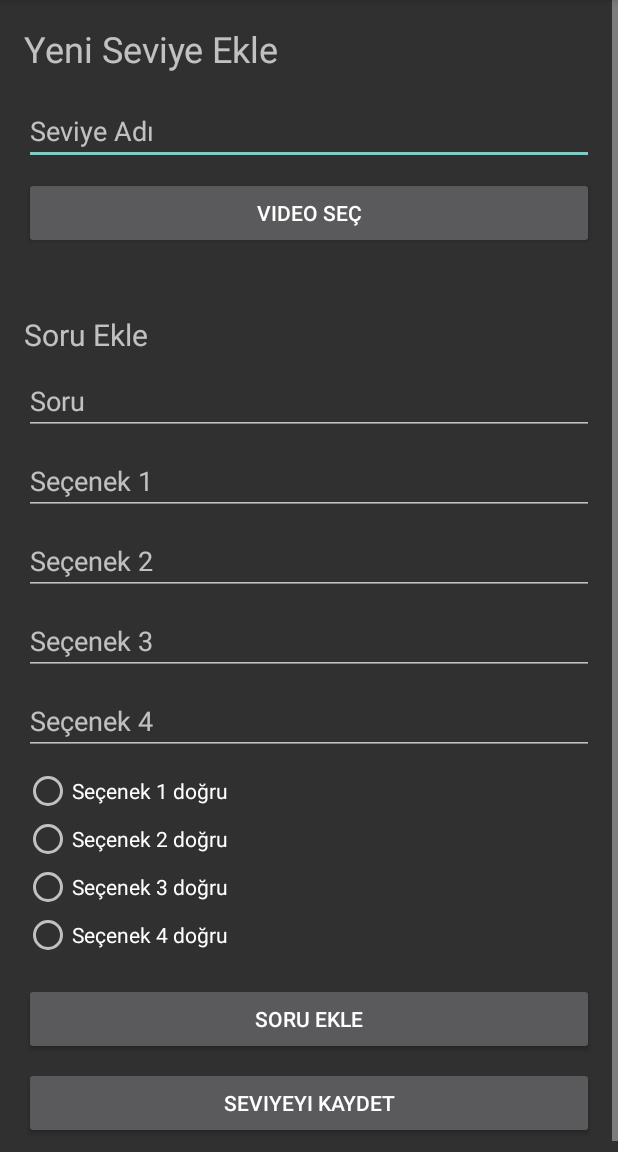
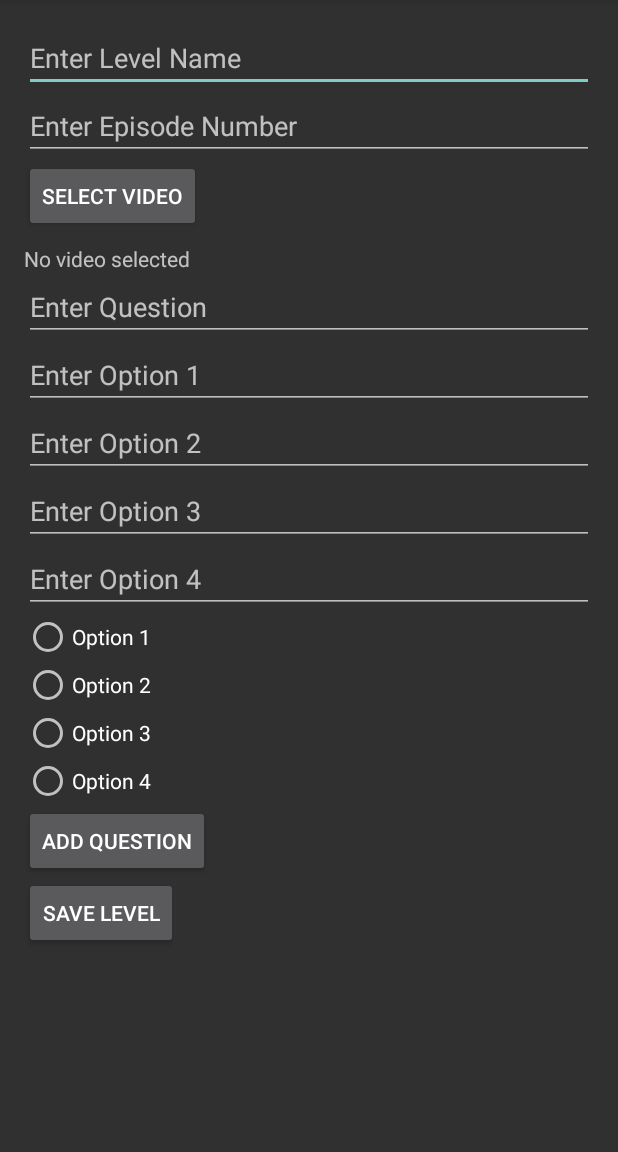
Before and after one commit to Darkphoneix/nous, an Android app: the AdminActivity screen opened directly, with no data from a screen before it, on a phone screen of 412 x 824 dp, the part 84-1236 px from its top. Run offline under Robolectric (Android 15) with nearby library versions, the phone set to English and light mode, and no system bars.

Commit message:
hatalar düzeltildi

```diff
--- a/app/src/main/java/com/example/nous/AdminActivity.kt
+++ b/app/src/main/java/com/example/nous/AdminActivity.kt
@@ -22,6 +22,57 @@ class AdminActivity : AppCompatActivity() {
 
     private var selectedVideoUri: Uri? = null
     private val questions = mutableListOf<Question>()
+    companion object {
+        private const val PICK_VIDEO_REQUEST = 1 // Unique request code for video selection
+    }
+
+    private fun addQuestion() {
+        val questionText = questionInput.text.toString()
+        val options = optionInputs.map { it.text.toString() }
+        val correctIndex = correctAnswerGroup.indexOfChild(
+            findViewById(correctAnswerGroup.checkedRadioButtonId)
+        )
+
+        if (questionText.isBlank() || options.any { it.isBlank() } || correctIndex == -1) {
+            Toast.makeText(this, "Fill all fields", Toast.LENGTH_SHORT).show()
+            return
+        }
+
+        questions.add(
+            Question(
+                id = questions.size,
+                question = questionText,
+                options = options,
+                correctIndex = correctIndex,
+                levelId = 0 // Temporary level ID
+            )
+        )
+
+        // Clear inputs
+        questionInput.text.clear()
+        optionInputs.forEach { it.text.clear() }
+        correctAnswerGroup.clearCheck()
+
+        Toast.makeText(this, "Question added", Toast.LENGTH_SHORT).show()
+    }
+
+    private fun setupClickListeners() {
+        selectVideoButton.setOnClickListener {
+            val intent = Intent().apply {
+                type = "video/*"
+                action = Intent.ACTION_GET_CONTENT
+            }
+            startActivityForResult(Intent.createChooser(intent, "Select Video"), PICK_VIDEO_REQUEST)
+        }
+
+        addQuestionButton.setOnClickListener {
+            addQuestion()
+        }
+
+        saveLevelButton.setOnClickListener {
+            saveLevel()
+        }
+    }
 
     override fun onCreate(savedInstanceState: Bundle?) {
         super.onCreate(savedInstanceState)
--- a/app/src/main/res/layout/activity_admin.xml
+++ b/app/src/main/res/layout/activity_admin.xml
@@ -1,127 +1,121 @@
-<?xml version="1.0" encoding="utf-8"?>
-<ScrollView xmlns:android="http://schemas.android.com/apk/res/android"
+<LinearLayout
+    xmlns:android="http://schemas.android.com/apk/res/android"
     android:layout_width="match_parent"
-    android:layout_height="match_parent">
-
-    <LinearLayout
-        android:layout_width="match_parent"
-        android:layout_height="wrap_content"
+    android:layout_height="match_parent"
     android:orientation="vertical"
     android:padding="16dp">
 
-        <TextView
-            android:layout_width="wrap_content"
-            android:layout_height="wrap_content"
-            android:text="Yeni Seviye Ekle"
-            android:textSize="24sp"
-            android:layout_marginBottom="16dp"/>
-
+    <!-- Level Name Input -->
     <EditText
         android:id="@+id/levelNameInput"
         android:layout_width="match_parent"
         android:layout_height="wrap_content"
-            android:hint="Seviye Adı"
-            android:layout_marginBottom="8dp"/>
+        android:hint="Enter Level Name"
+        android:inputType="text" />
 
+    <!-- Episode Number Input -->
+    <EditText
+        android:id="@+id/episodeNumberInput"
+        android:layout_width="match_parent"
+        android:layout_height="wrap_content"
+        android:hint="Enter Episode Number"
+        android:inputType="number" />
+
+    <!-- Select Video Button -->
     <Button
         android:id="@+id/selectVideoButton"
-            android:layout_width="match_parent"
+        android:layout_width="wrap_content"
         android:layout_height="wrap_content"
-            android:text="Video Seç"
-            android:layout_marginBottom="8dp"/>
+        android:text="Select Video" />
 
+    <!-- Selected Video Path -->
     <TextView
         android:id="@+id/selectedVideoPath"
         android:layout_width="match_parent"
         android:layout_height="wrap_content"
-            android:layout_marginBottom="16dp"/>
+        android:text="No video selected"
+        android:paddingTop="8dp" />
 
-        <TextView
-            android:layout_width="wrap_content"
-            android:layout_height="wrap_content"
-            android:text="Soru Ekle"
-            android:textSize="20sp"
-            android:layout_marginBottom="8dp"/>
-
+    <!-- Question Input -->
     <EditText
         android:id="@+id/questionInput"
         android:layout_width="match_parent"
         android:layout_height="wrap_content"
-            android:hint="Soru"
-            android:layout_marginBottom="8dp"/>
+        android:hint="Enter Question"
+        android:inputType="text" />
 
+    <!-- Option Inputs -->
     <EditText
         android:id="@+id/option1Input"
         android:layout_width="match_parent"
         android:layout_height="wrap_content"
-            android:hint="Seçenek 1"
-            android:layout_marginBottom="8dp"/>
+        android:hint="Enter Option 1"
+        android:inputType="text" />
 
     <EditText
         android:id="@+id/option2Input"
         android:layout_width="match_parent"
         android:layout_height="wrap_content"
-            android:hint="Seçenek 2"
-            android:layout_marginBottom="8dp"/>
+        android:hint="Enter Option 2"
+        android:inputType="text" />
 
     <EditText
         android:id="@+id/option3Input"
         android:layout_width="match_parent"
         android:layout_height="wrap_content"
-            android:hint="Seçenek 3"
-            android:layout_marginBottom="8dp"/>
+        android:hint="Enter Option 3"
+        android:inputType="text" />
 
     <EditText
         android:id="@+id/option4Input"
         android:layout_width="match_parent"
         android:layout_height="wrap_content"
-            android:hint="Seçenek 4"
-            android:layout_marginBottom="8dp"/>
+        android:hint="Enter Option 4"
+        android:inputType="text" />
 
+    <!-- Correct Answer Radio Group -->
     <RadioGroup
         android:id="@+id/correctAnswerGroup"
         android:layout_width="match_parent"
         android:layout_height="wrap_content"
-            android:orientation="vertical"
-            android:layout_marginBottom="16dp">
+        android:orientation="vertical">
 
         <RadioButton
             android:id="@+id/option1Radio"
             android:layout_width="wrap_content"
             android:layout_height="wrap_content"
-                android:text="Seçenek 1 doğru"/>
+            android:text="Option 1" />
 
         <RadioButton
             android:id="@+id/option2Radio"
             android:layout_width="wrap_content"
             android:layout_height="wrap_content"
-                android:text="Seçenek 2 doğru"/>
+            android:text="Option 2" />
 
         <RadioButton
             android:id="@+id/option3Radio"
             android:layout_width="wrap_content"
             android:layout_height="wrap_content"
-                android:text="Seçenek 3 doğru"/>
+            android:text="Option 3" />
 
         <RadioButton
             android:id="@+id/option4Radio"
             android:layout_width="wrap_content"
             android:layout_height="wrap_content"
-                android:text="Seçenek 4 doğru"/>
+            android:text="Option 4" />
     </RadioGroup>
 
+    <!-- Add Question Button -->
     <Button
         android:id="@+id/addQuestionButton"
-            android:layout_width="match_parent"
+        android:layout_width="wrap_content"
         android:layout_height="wrap_content"
-            android:text="Soru Ekle"
-            android:layout_marginBottom="8dp"/>
+        android:text="Add Question" />
 
+    <!-- Save Level Button -->
     <Button
         android:id="@+id/saveLevelButton"
-            android:layout_width="match_parent"
+        android:layout_width="wrap_content"
         android:layout_height="wrap_content"
-            android:text="Seviyeyi Kaydet"/>
-
+        android:text="Save Level" />
 </LinearLayout>
-</ScrollView>
```
Lines whose indentation alone changed are shown as unchanged.
